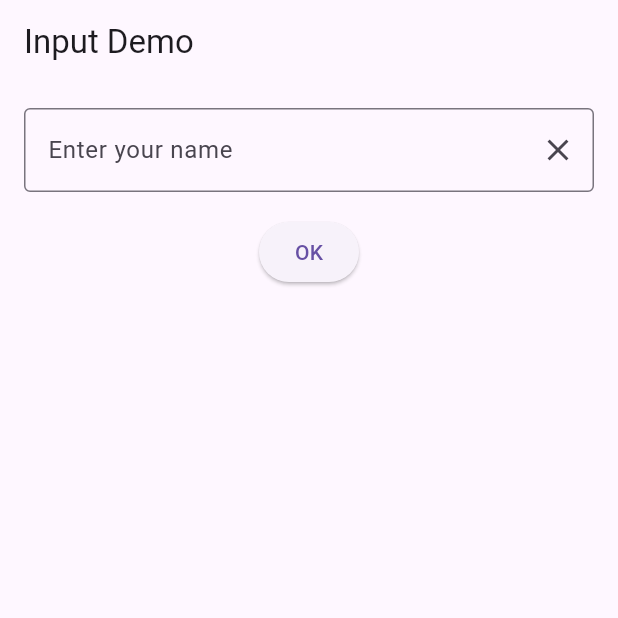
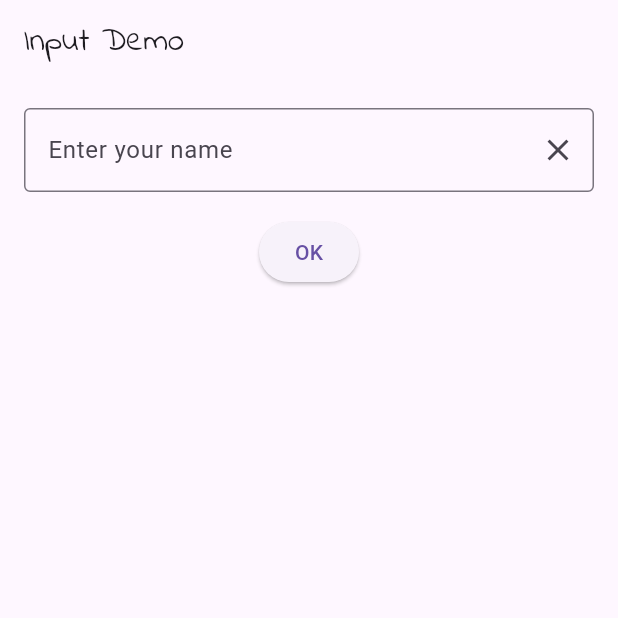
Before and after one commit to Mondanai/App, a Flutter app: the screen it shows after launch, on a phone screen of 412 x 824 dp, the top half of it. Run offline on Flutter 3.47's test engine with Material 3 defaults, Android fonts, the light colour scheme and no system bars.

Commit message:
Add custom fonts

```diff
--- a/lib/week04/input_demo.dart
+++ b/lib/week04/input_demo.dart
@@ -22,7 +22,7 @@ class _InputDemoState extends State<InputDemo> {
   @override
   Widget build(BuildContext context) {
     return Scaffold(
-      appBar: AppBar(title: Text('Input Demo')),
+      appBar: AppBar(title: Text('Input Demo' ,style: TextStyle(fontFamily: 'IndieFlower'),)),
       body: Column(
         children: [
           Padding(
@@ -41,7 +41,7 @@ class _InputDemoState extends State<InputDemo> {
           ),
           ElevatedButton(onPressed: updateText, child: Text('OK')),
           SizedBox(height: 16),
-          Text(message),
+          Text(message , style: TextStyle(fontFamily: 'IndieFlower')),
         ],
       ),
     );
```
Also changed, not shown: pubspec.yaml (+6 -6 lines), fonts/IndieFlower-Regular.ttf (added).
